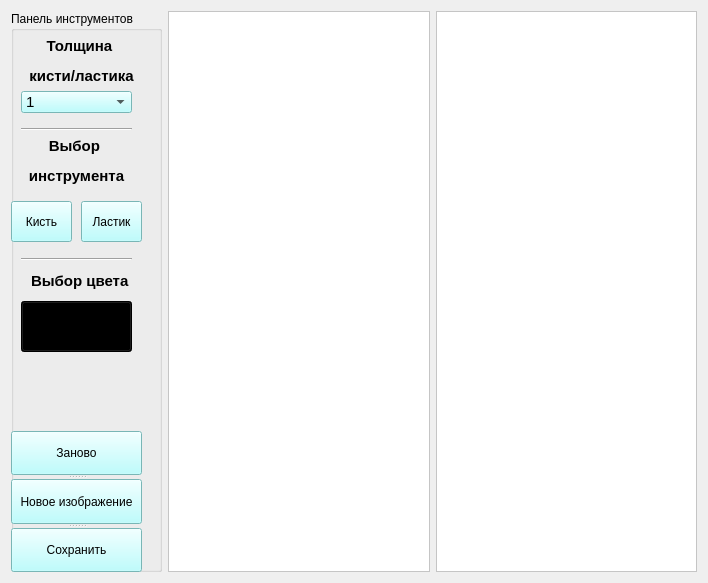
This is paint.ui in moevm/gui-1h2018-37 as Qt 5 draws it before an edit. The edited form follows.
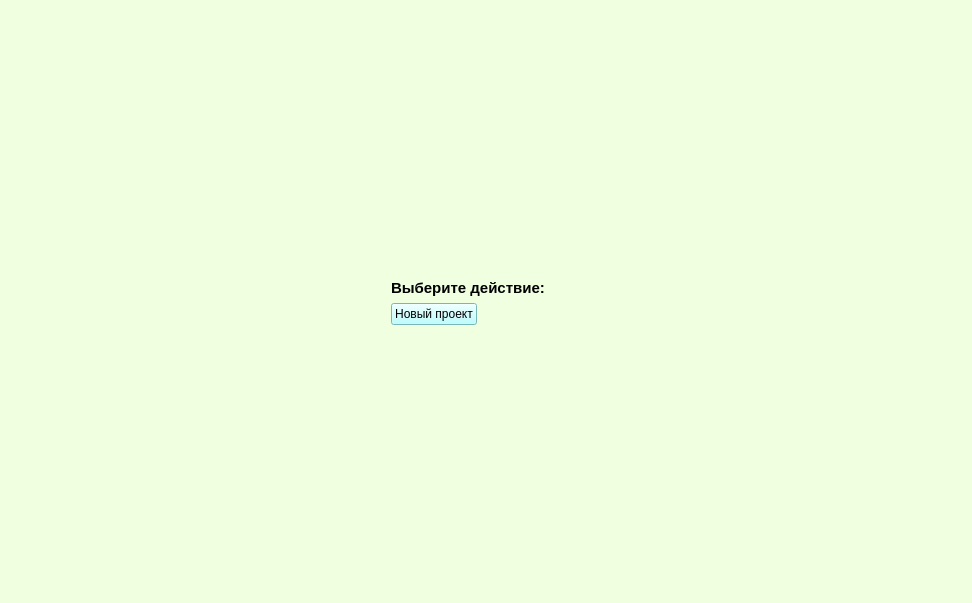
This is the edited form. The open tabs and pages were chosen to show the change.

Diff of the .ui file:
```diff
--- a/paint.ui
+++ b/paint.ui
@@ -6,10 +6,106 @@
    <rect>
     <x>0</x>
     <y>0</y>
-    <width>708</width>
-    <height>583</height>
+    <width>972</width>
+    <height>603</height>
    </rect>
   </property>
+  <property name="windowTitle">
+   <string>Colorist (:</string>
+  </property>
+  <property name="autoFillBackground">
+   <bool>false</bool>
+  </property>
+  <property name="styleSheet">
+   <string notr="true">
+background-color: rgb(239, 255, 224);</string>
+  </property>
+  <layout class="QHBoxLayout" name="horizontalLayout">
+   <item>
+    <widget class="QStackedWidget" name="stackedWidget">
+     <property name="currentIndex">
+      <number>1</number>
+     </property>
+     <widget class="QWidget" name="page_4">
+      <layout class="QGridLayout" name="gridLayout">
+       <item row="3" column="6">
+        <spacer name="horizontalSpacer">
+         <property name="orientation">
+          <enum>Qt::Horizontal</enum>
+         </property>
+         <property name="sizeHint" stdset="0">
+          <size>
+           <width>40</width>
+           <height>20</height>
+          </size>
+         </property>
+        </spacer>
+       </item>
+       <item row="3" column="0">
+        <spacer name="horizontalSpacer_2">
+         <property name="orientation">
+          <enum>Qt::Horizontal</enum>
+         </property>
+         <property name="sizeHint" stdset="0">
+          <size>
+           <width>40</width>
+           <height>20</height>
+          </size>
+         </property>
+        </spacer>
+       </item>
+       <item row="0" column="4">
+        <spacer name="verticalSpacer">
+         <property name="orientation">
+          <enum>Qt::Vertical</enum>
+         </property>
+         <property name="sizeHint" stdset="0">
+          <size>
+           <width>20</width>
+           <height>40</height>
+          </size>
+         </property>
+        </spacer>
+       </item>
+       <item row="5" column="5">
+        <spacer name="verticalSpacer_2">
+         <property name="orientation">
+          <enum>Qt::Vertical</enum>
+         </property>
+         <property name="sizeHint" stdset="0">
+          <size>
+           <width>17</width>
+           <height>37</height>
+          </size>
+         </property>
+        </spacer>
+       </item>
+       <item row="1" column="2" colspan="2">
+        <widget class="QLabel" name="label_1">
+         <property name="text">
+          <string>&lt;html&gt;&lt;head/&gt;&lt;body&gt;&lt;p&gt;&lt;span style=&quot; font-size:11pt; font-weight:600;&quot;&gt;Выберите действие:&lt;/span&gt;&lt;/p&gt;&lt;/body&gt;&lt;/html&gt;</string>
+         </property>
+        </widget>
+       </item>
+       <item row="3" column="2">
+        <widget class="QPushButton" name="btnStart">
+         <property name="maximumSize">
+          <size>
+           <width>299</width>
+           <height>16777215</height>
+          </size>
+         </property>
+         <property name="styleSheet">
+          <string notr="true">background-color: rgb(170, 255, 255);</string>
+         </property>
+         <property name="text">
+          <string>Новый проект</string>
+         </property>
+        </widget>
+       </item>
+      </layout>
+     </widget>
+     <widget class="QWidget" name="page">
   <layout class="QHBoxLayout" name="horizontalLayout_4">
    <item>
     <widget class="QGroupBox" name="groupBox">
@@ -272,7 +368,8 @@
         <string notr="true">background-color: rgb(170, 255, 255);</string>
        </property>
        <property name="text">
-        <string>Заново</string>
+            <string>Очистить поле
+ для рисования</string>
        </property>
       </widget>
       <widget class="QPushButton" name="btnNewPic">
@@ -280,19 +377,11 @@
         <string notr="true">background-color: rgb(170, 255, 255);</string>
        </property>
        <property name="text">
-        <string>Новое изображение</string>
-       </property>
-      </widget>
-      <widget class="QPushButton" name="btnSavePic">
-       <property name="styleSheet">
-        <string notr="true">background-color: rgb(170, 255, 255);</string>
-       </property>
-       <property name="text">
-        <string>Сохранить</string>
-       </property>
-      </widget>
-     </widget>
-     <widget class="QLabel" name="label">
+            <string>Новый кадр анимации</string>
+           </property>
+          </widget>
+         </widget>
+         <widget class="QLabel" name="label_2">
       <property name="geometry">
        <rect>
         <x>0</x>
@@ -354,6 +443,10 @@
        <height>300.000000000000000</height>
       </rectf>
      </property>
+        </widget>
+       </item>
+      </layout>
+     </widget>
     </widget>
    </item>
   </layout>
```
Left out of the diff: 6 changed lines with no effect on the pictures. Lines whose indentation alone changed are shown as unchanged.
